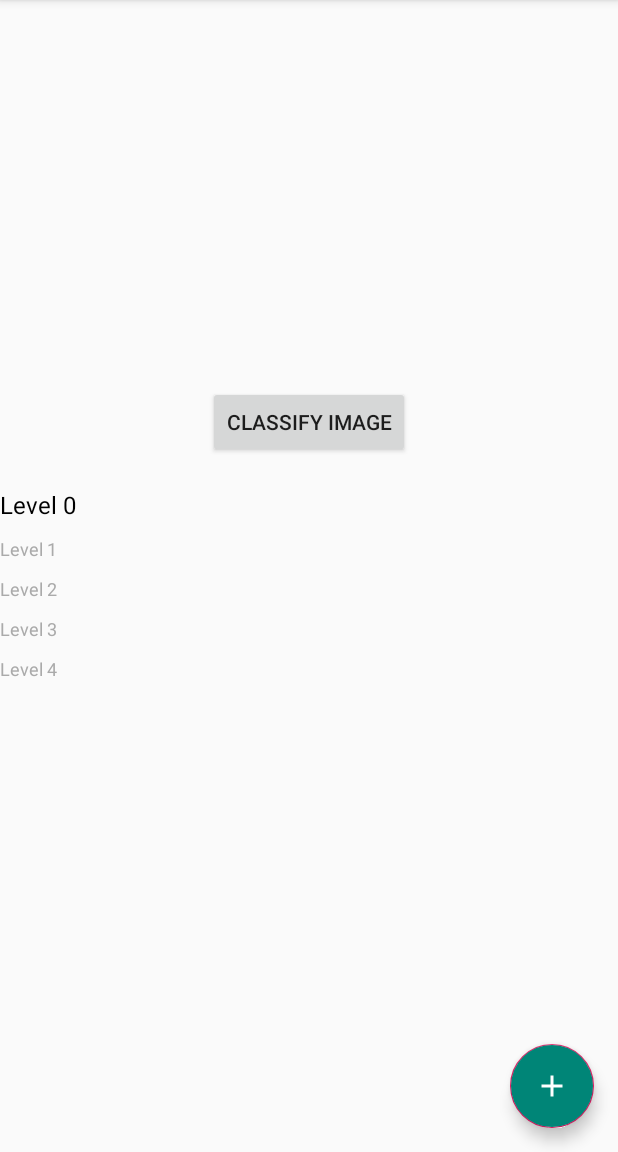
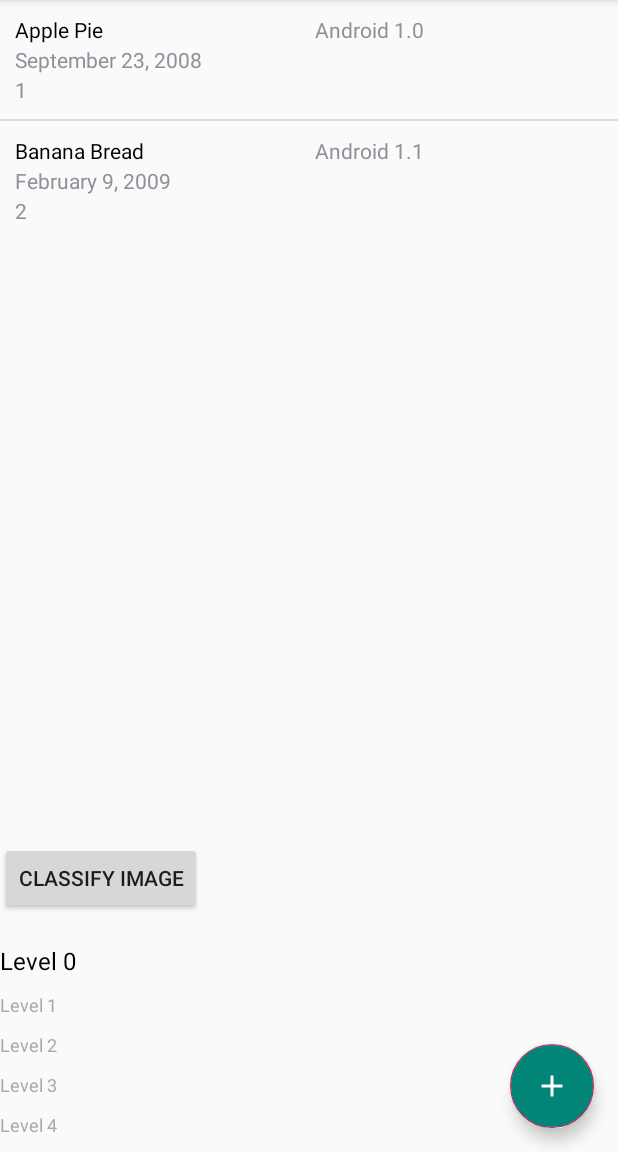
Before and after one commit to tranphuvinh64/DRClassification, an Android app: the screen it shows after launch (MainActivity), on a phone screen of 412 x 824 dp, the part 84-1236 px from its top. Run offline under Robolectric (Android 15) with nearby library versions, the phone set to English and light mode, and no system bars; libraries missing offline, so code that uses them is left out: com.esafirm.imagepicker; pictures from the network do not load; 13 statements that could not run were skipped.

Commit message:
simple listview to show patient information in MainActivity

```diff
--- /dev/null
+++ b/app/src/main/java/uit/vinh/kk/CustomAdapter.java
@@ -0,0 +1,104 @@
+package uit.vinh.kk;
+
+
+import android.content.Context;
+import android.util.Log;
+import android.view.LayoutInflater;
+import android.view.View;
+import android.view.ViewGroup;
+import android.view.animation.Animation;
+import android.view.animation.AnimationUtils;
+import android.widget.ArrayAdapter;
+import android.widget.TextView;
+
+import java.util.ArrayList;
+
+import static androidx.constraintlayout.widget.Constraints.TAG;
+
+public class CustomAdapter extends ArrayAdapter<DataModel> implements View.OnClickListener{
+
+    private ArrayList<DataModel> dataSet;
+    Context mContext;
+
+    // View lookup cache
+    private static class ViewHolder {
+        TextView personalID;
+        TextView Name;
+        TextView Result;
+        TextView dateOfBirth;
+    }
+
+    public CustomAdapter(ArrayList<DataModel> data, Context context) {
+        super(context, R.layout.base_row_item, data);
+        this.dataSet = data;
+        this.mContext=context;
+
+    }
+
+    @Override
+    public void onClick(View v) {
+
+        int position=(Integer) v.getTag();
+        Object object= getItem(position);
+        DataModel dataModel=(DataModel)object;
+        Log.d(TAG, "Here1");
+
+//        switch (v.getId())
+//        {
+//            case R.id.item_info:
+//                Snackbar.make(v, "Release date " +dataModel.getFeature(), Snackbar.LENGTH_LONG)
+//                        .setAction("No action", null).show();
+//                break;
+//        }
+    }
+
+    private int lastPosition = -1;
+
+    @Override
+    public View getView(int position, View convertView, ViewGroup parent) {
+        // Get the data item for this position
+        DataModel dataModel = getItem(position);
+        // Check if an existing view is being reused, otherwise inflate the view
+        ViewHolder viewHolder; // view lookup cache stored in tag
+
+        final View result;
+
+        if (convertView == null) {
+
+            viewHolder = new ViewHolder();
+            LayoutInflater inflater = LayoutInflater.from(getContext());
+            convertView = inflater.inflate(R.layout.base_row_item, parent, false);
+            viewHolder.Name = convertView.findViewById(R.id.row_item_name);
+            viewHolder.dateOfBirth = convertView.findViewById(R.id.row_item_DoB);
+            viewHolder.personalID = convertView.findViewById(R.id.row_item_personalID);
+            viewHolder.Result = convertView.findViewById(R.id.row_item_result);
+//            viewHolder.txtName = (TextView) convertView.findViewById(R.id.name);
+//            viewHolder.txtType = (TextView) convertView.findViewById(R.id.type);
+//            viewHolder.txtVersion = (TextView) convertView.findViewById(R.id.version_number);
+//            viewHolder.info = (ImageView) convertView.findViewById(R.id.item_info);
+
+            result=convertView;
+
+            convertView.setTag(viewHolder);
+        } else {
+            viewHolder = (ViewHolder) convertView.getTag();
+            result=convertView;
+        }
+
+        Animation animation = AnimationUtils.loadAnimation(mContext, (position > lastPosition) ? R.anim.up_from_bottom : R.anim.down_from_top);
+        result.startAnimation(animation);
+        lastPosition = position;
+
+        viewHolder.Result.setText(dataModel.getResult());
+        viewHolder.Name.setText(dataModel.getName());
+        viewHolder.personalID.setText(dataModel.getPersonalID());
+        viewHolder.dateOfBirth.setText(dataModel.getDateOfBirth());
+//        viewHolder.txtName.setText(dataModel.getName());
+//        viewHolder.txtType.setText(dataModel.getType());
+//        viewHolder.txtVersion.setText(dataModel.getVersion_number());
+//        viewHolder.info.setOnClickListener(this);
+//        viewHolder.info.setTag(position);
+        // Return the completed view to render on screen
+        return convertView;
+    }
+}
--- /dev/null
+++ b/app/src/main/java/uit/vinh/kk/DataModel.java
@@ -0,0 +1,46 @@
+package uit.vinh.kk;
+
+public class DataModel {
+    private String name;
+    private String personalID;
+    private String result;
+    private String dateOfBirth;
+    public String getName() {
+        return name;
+    }
+
+    public void setName(String name) {
+        this.name = name;
+    }
+
+    public DataModel(String name, String personalID, String result, String dateOfBirth) {
+        this.name = name;
+        this.personalID = personalID;
+        this.result = result;
+        this.dateOfBirth = dateOfBirth;
+    }
+
+    public String getPersonalID() {
+        return personalID;
+    }
+
+    public void setPersonalID(String personalID) {
+        this.personalID = personalID;
+    }
+
+    public String getResult() {
+        return result;
+    }
+
+    public void setResult(String result) {
+        this.result = result;
+    }
+
+    public String getDateOfBirth() {
+        return dateOfBirth;
+    }
+
+    public void setDateOfBirth(String dateOfBirth) {
+        this.dateOfBirth = dateOfBirth;
+    }
+}
--- a/app/src/main/java/uit/vinh/kk/MainActivity.java
+++ b/app/src/main/java/uit/vinh/kk/MainActivity.java
@@ -12,6 +12,7 @@ import android.view.animation.AnimationUtils;
 import android.widget.Button;
 import android.widget.ImageView;
 import android.widget.LinearLayout;
+import android.widget.ListView;
 import android.widget.TextView;
 
 import androidx.appcompat.app.AppCompatActivity;
@@ -38,6 +39,9 @@ import uit.vinh.kk.Classifier.Recognition;
 
 
 public class MainActivity extends AppCompatActivity implements View.OnClickListener {
+    ArrayList<DataModel> dataModels;
+    ListView listView;
+    private static CustomAdapter adapter;
     private String TAG = "debug";
     protected TextView recognitionTextView,
             recognition1TextView,
@@ -124,7 +128,35 @@ public class MainActivity extends AppCompatActivity implements View.OnClickListe
         rotateBackward = AnimationUtils.loadAnimation(this,R.anim.rotate_backward);
         rotateForward = AnimationUtils.loadAnimation(this,R.anim.rotate_forward);
 
+        if(listView == null){
+            Log.d(TAG, "onCreate 1: Null cmnr");
+        }
+        listView=findViewById(R.id.list);
 
+        if(listView == null){
+            Log.d(TAG, "onCreate 2: Null cmnr");
+        }
+        Log.d(TAG, "Here 6");
+        dataModels= new ArrayList<>();
+        Log.d(TAG, "Here 7");
+        dataModels.add(new DataModel("Apple Pie", "Android 1.0", "1","September 23, 2008"));
+        dataModels.add(new DataModel("Banana Bread", "Android 1.1", "2","February 9, 2009"));
+
+        Log.d(TAG, "Here 3");
+        adapter= new CustomAdapter(dataModels,getApplicationContext());
+        Log.d(TAG, "Here 4");
+        listView.setAdapter(adapter);
+        Log.d(TAG, "Here 5");
+//        listView.setOnItemClickListener(new AdapterView.OnItemClickListener() {
+//            @Override
+//            public void onItemClick(AdapterView<?> parent, View view, int position, long id) {
+//
+//                DataModel dataModel= dataModels.get(position);
+//
+//                Snackbar.make(view, dataModel.getName()+"\n"+dataModel.getType()+" API: "+dataModel.getVersion_number(), Snackbar.LENGTH_LONG)
+//                        .setAction("No action", null).show();
+//            }
+//        });
     }
 
     private void animateFAB(){
@@ -154,6 +186,7 @@ public class MainActivity extends AppCompatActivity implements View.OnClickListe
             isOpen = true;
         }
     }
+
     @Override
     public void onClick(View v){
         if(v.getId() == R.id.btnClassify){
@@ -174,6 +207,8 @@ public class MainActivity extends AppCompatActivity implements View.OnClickListe
         }
 
     }
+
+
     private void loadXMLData(String pathFile){
         ArrayList<String> userData = new ArrayList<String>();
         ArrayList<Form> listForm = new ArrayList<Form>();
@@ -334,9 +369,8 @@ public class MainActivity extends AppCompatActivity implements View.OnClickListe
 //        Log.d("read file result", password);
 
 
+    }
 
-
-    }
     @Override
     protected void onActivityResult(int requestCode, final int resultCode, Intent data) {
         if (ImagePicker.shouldHandle(requestCode, resultCode, data)) {
--- /dev/null
+++ b/app/src/main/res/anim/down_from_top.xml
@@ -0,0 +1,8 @@
+<?xml version="1.0" encoding="utf-8"?>
+<set xmlns:android="http://schemas.android.com/apk/res/android"
+    android:shareInterpolator="@android:anim/decelerate_interpolator">
+    <translate
+        android:fromXDelta="0%" android:toXDelta="0%"
+        android:fromYDelta="-100%" android:toYDelta="0%"
+        android:duration="400" />
+</set>
--- /dev/null
+++ b/app/src/main/res/anim/up_from_bottom.xml
@@ -0,0 +1,8 @@
+<?xml version="1.0" encoding="utf-8"?>
+<set xmlns:android="http://schemas.android.com/apk/res/android"
+    android:shareInterpolator="@android:anim/decelerate_interpolator">
+    <translate
+        android:fromXDelta="0%" android:toXDelta="0%"
+        android:fromYDelta="100%" android:toYDelta="0%"
+        android:duration="400" />
+</set>
--- a/app/src/main/res/layout/activity_main.xml
+++ b/app/src/main/res/layout/activity_main.xml
@@ -1,5 +1,5 @@
 <?xml version="1.0" encoding="utf-8"?>
-<LinearLayout xmlns:android="http://schemas.android.com/apk/res/android"
+<FrameLayout xmlns:android="http://schemas.android.com/apk/res/android"
     xmlns:app="http://schemas.android.com/apk/res-auto"
     xmlns:tools="http://schemas.android.com/tools"
     android:orientation="vertical"
@@ -7,8 +7,15 @@
     android:layout_width="match_parent"
     android:layout_height="match_parent"
     tools:context=".MainActivity">
-
-
+    <ListView
+        android:id="@+id/list"
+        android:layout_width="wrap_content"
+        android:layout_height="wrap_content"
+        />
+<LinearLayout
+    android:layout_width="match_parent"
+    android:layout_height="match_parent"
+    android:orientation="vertical">
     <ImageView
         android:id="@+id/imgImport"
         android:layout_weight="1"
@@ -22,6 +29,7 @@
         android:layout_height="wrap_content"
         android:text="@string/btnClassify">
     </Button>
+
     <LinearLayout
         android:id="@+id/gesture_layout"
         android:layout_width="match_parent"
@@ -144,6 +152,14 @@
 
         </LinearLayout>
     </LinearLayout>
+
+</LinearLayout>
+
+<LinearLayout
+    android:layout_width="wrap_content"
+    android:layout_height="wrap_content"
+    android:layout_gravity="bottom|right"
+    android:orientation="vertical">
     <LinearLayout
         android:layout_width="wrap_content"
         android:layout_height="wrap_content"
@@ -219,5 +235,7 @@
         app:fabSize="normal"
         app:srcCompat="@drawable/ic_plus_white"
         android:backgroundTint="@color/colorPrimary"/>
+</LinearLayout>
 
-</LinearLayout>
+
+</FrameLayout>
--- /dev/null
+++ b/app/src/main/res/layout/base_row_item.xml
@@ -0,0 +1,37 @@
+<?xml version="1.0" encoding="utf-8"?>
+<RelativeLayout xmlns:android="http://schemas.android.com/apk/res/android"
+    android:layout_width="match_parent"
+    android:layout_height="wrap_content"
+    android:orientation="vertical"
+    android:padding="10dp">
+
+    <TextView
+        android:id="@+id/row_item_name"
+        android:layout_width="wrap_content"
+        android:layout_height="wrap_content"
+        android:layout_alignParentTop="true"
+        android:text="Trần Văn ABCEFGH"
+        android:textAppearance="?android:attr/textAppearanceSmall"
+        android:textColor="@android:color/black" />
+    <TextView
+        android:id="@+id/row_item_DoB"
+        android:layout_width="wrap_content"
+        android:layout_height="wrap_content"
+        android:text="Ngày tháng năm sinh"
+        android:layout_marginTop="20dp" />
+    <TextView
+        android:id="@+id/row_item_result"
+        android:layout_width="wrap_content"
+        android:layout_height="wrap_content"
+        android:layout_marginTop="40dp"
+        android:text="Phân loại bệnh"/>
+    <TextView
+        android:id="@+id/row_item_personalID"
+        android:layout_width="wrap_content"
+        android:layout_height="wrap_content"
+        android:text="SốCMND12345678"
+        android:layout_marginLeft="200dp"/>
+
+
+
+</RelativeLayout>
```
